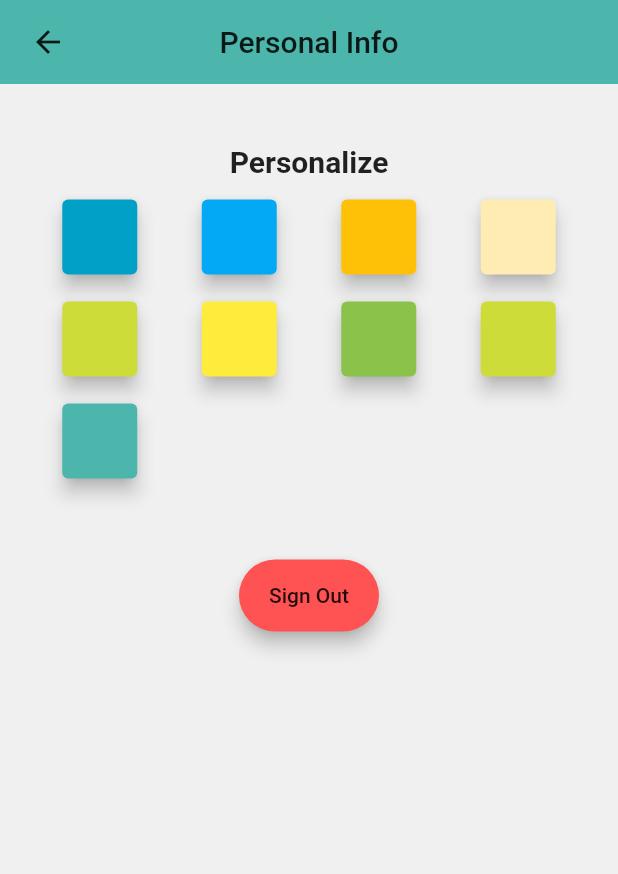
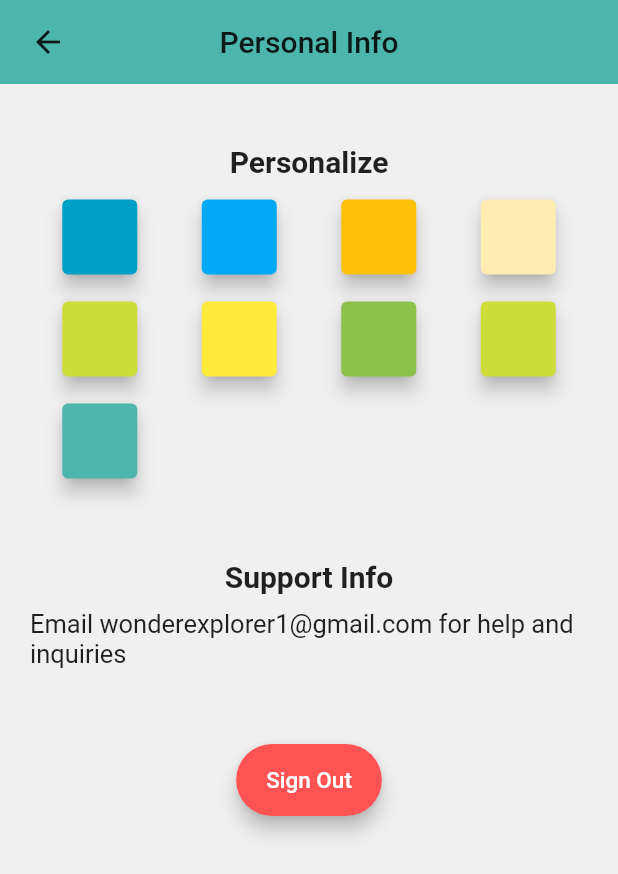
Before and after one commit to josuesossou/praise_team_app, a Flutter app: the screen it shows after launch, after a tap on the "account circle" icon, on a phone screen of 412 x 824 dp. Shown: the top 874 px of the screen. Run offline on Flutter 3.47's test engine with Material 2 defaults, Android fonts, the phone set to English and light mode, and no system bars; our stand-ins replace file_picker, flutter_login, flutter_phoenix, share_plus, youtube_player_flutter; missing offline and left inert: amplify_analytics_pinpoint, amplify_auth_cognito, amplify_datastore, amplify_datastore_plugin_interface, amplify_flutter; Roboto replaces fonts that are missing (Quicksand).

```diff
--- a/amplify/team-provider-info.json
+++ b/amplify/team-provider-info.json
@@ -13,7 +13,7 @@
     },
     "categories": {
       "auth": {
-        "praiseteamapp193e1109": {}
+        "praiseteamapp852f1fd1": {}
       }
     }
   }
--- a/lib/components/loader.dart
+++ b/lib/components/loader.dart
@@ -1,11 +1,16 @@
 import 'package:flutter/material.dart';
 
 class Loader extends StatelessWidget {
+  Loader({ @required this.color });
+  final Color color;
+
   @override
   Widget build(BuildContext context) {
     return Container(
       child: Center(
-        child: CircularProgressIndicator(),
+        child: CircularProgressIndicator(
+          color: color,
+        ),
       )
     );
   }
--- a/lib/components/scaffoldMessages.dart
+++ b/lib/components/scaffoldMessages.dart
@@ -14,7 +14,7 @@ void showSuccess(context, message) {
 void showError(context, message) {
   ScaffoldMessenger.of(context).showSnackBar(
     SnackBar(
-      backgroundColor: Colors.deepOrange,
+      backgroundColor: Colors.redAccent,
       content: Text(
         message,
         style: TextStyle(fontSize: 15),
--- a/lib/models/ModelProvider.dart
+++ b/lib/models/ModelProvider.dart
@@ -32,7 +32,7 @@ export 'UserData.dart';
 
 class ModelProvider implements ModelProviderInterface {
   @override
-  String version = "23177611129db5db3d953ad0d1f172d3";
+  String version = "690a98e4bc2dedbfdc69353f861be929";
   @override
   List<ModelSchema> modelSchemas = [
     Event.schema,
--- a/lib/screens/events.dart
+++ b/lib/screens/events.dart
@@ -47,6 +47,7 @@ class _EventsState extends State<Events> {
   @override
   Widget build(BuildContext context) {
     Size size = MediaQuery.of(context).size;
+    ThemeData _theme = Theme.of(context);
 
     return SingleChildScrollView(
       scrollDirection: Axis.vertical,
@@ -111,9 +112,7 @@ class _EventsState extends State<Events> {
                       children: [FlexText(text: snapshot.error.toString(),)],
                     );
                   } else {
-                    child = Center(
-                      child: CircularProgressIndicator(),
-                    );
+                    child = Loader(color: _theme.accentColor);
                   }
 
                   return Container(
@@ -162,7 +161,7 @@ class _EventsState extends State<Events> {
                     ],
                   );
                 } else {
-                  child = Loader();
+                  child = Loader(color: _theme.accentColor,);
                 }
 
                 return Container(
--- a/lib/screens/profile.dart
+++ b/lib/screens/profile.dart
@@ -102,14 +102,41 @@ class _ProfileState extends State<Profile> {
 
             ),
             SizedBox(height: 40,),
+            Container(
+              margin: EdgeInsets.only(bottom: 10),
+              child: Text(
+                'Support Info',
+                style: TextStyle(
+                  fontSize: 20,
+                  fontWeight: FontWeight.bold,
+                ),
+              ),
+            ),
+            Container(
+              margin: EdgeInsets.only(bottom: 10),
+              child: Text(
+                'Email wonderexplorer1@gmail.com for help and inquiries',
+                style: TextStyle(
+                  fontSize: 17,
+                  fontWeight: FontWeight.normal,
+                ),
+              ),
+            ),
+            SizedBox(height: 40,),
             RectButton(
               onPress: () {
                 _signOut();
               },
               color: Colors.redAccent,
               elevation: 5,
-              child: Text('Sign Out')
-            )
+              child: Text(
+                'Sign Out',
+                style: TextStyle(
+                  color: Colors.white,
+                  fontSize: 15
+                )
+              )
+            ),
           ],
         ),
       ),
```
Also changed, not shown: lib/entry/auth.dart (+10 -8 lines), lib/entry/confirm.dart (+20 -0 lines), lib/models/Song.dart (+27 -9 lines), lib/screens/songPage.dart (+6 -1 lines), lib/services/userQuery.dart (+21 -12 lines), 6 other files.
